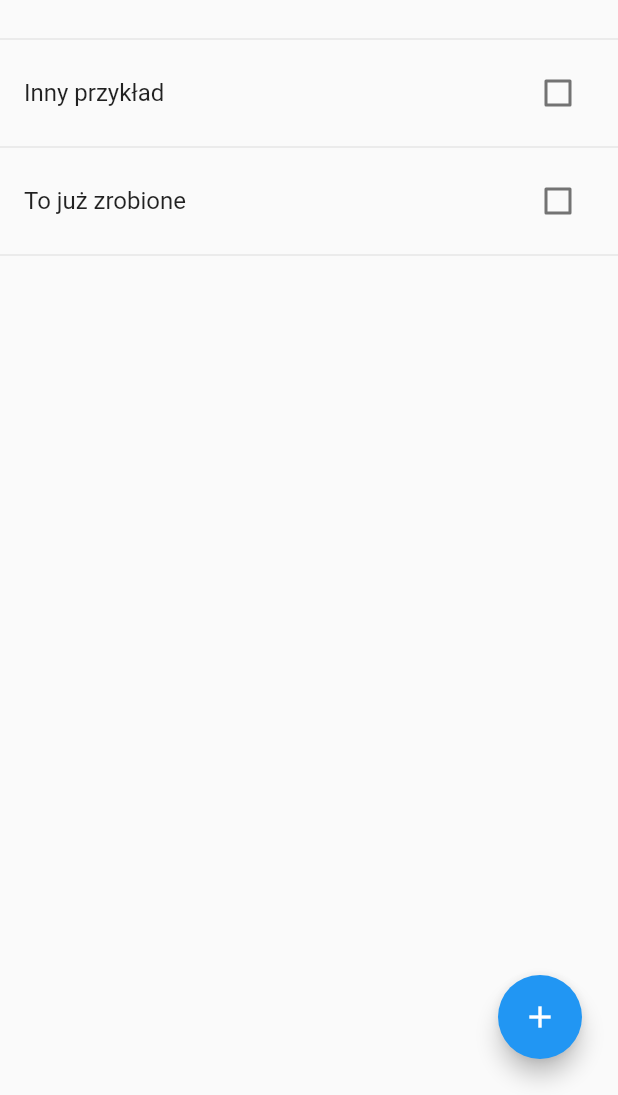
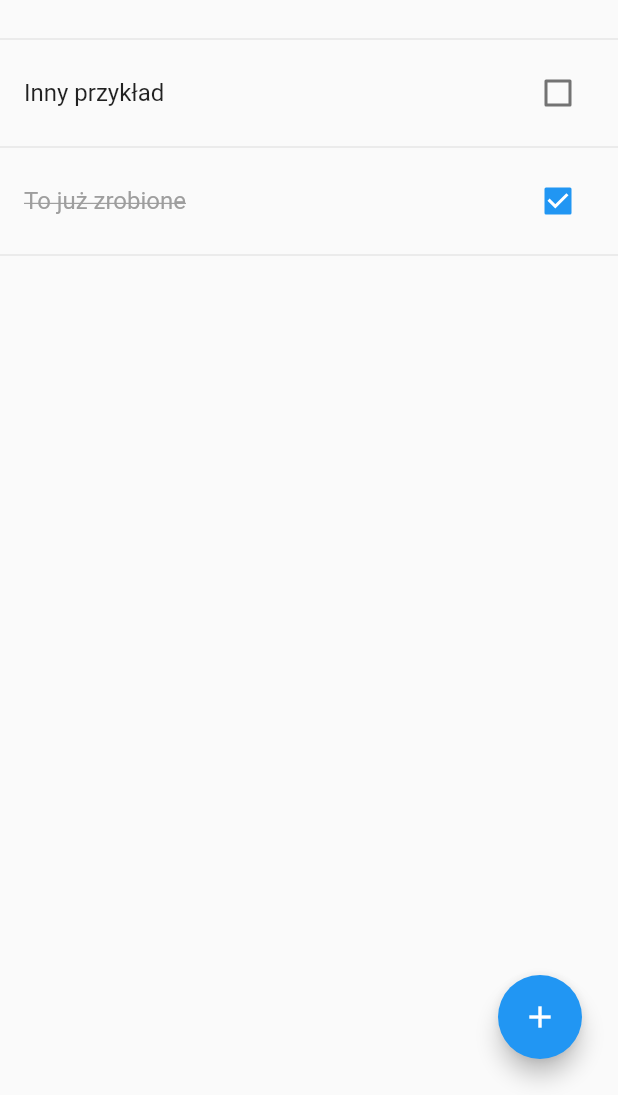
Before and after one commit to pgrzeszczak-neducatio/flutterTodoApp, a Flutter app: the screen it shows after launch, on a phone screen of 412 x 824 dp, the part 141-1236 px from its top. Run offline on Flutter 3.47's test engine with Material 2 defaults, Android fonts, the phone set to English and light mode, and no system bars.

Commit message:
Small refactor

```diff
--- a/lib/todolist/todolist.dart
+++ b/lib/todolist/todolist.dart
@@ -12,7 +12,7 @@ class _TodoListState extends State<TodoList> {
   final todos = <Todo>[
     Todo(text: 'Przykładowy todos'),
     Todo(text: 'Inny przykład'),
-    Todo(text: 'To już zrobione'),
+    Todo(text: 'To już zrobione', done: true),
   ];
 
   @override
```
